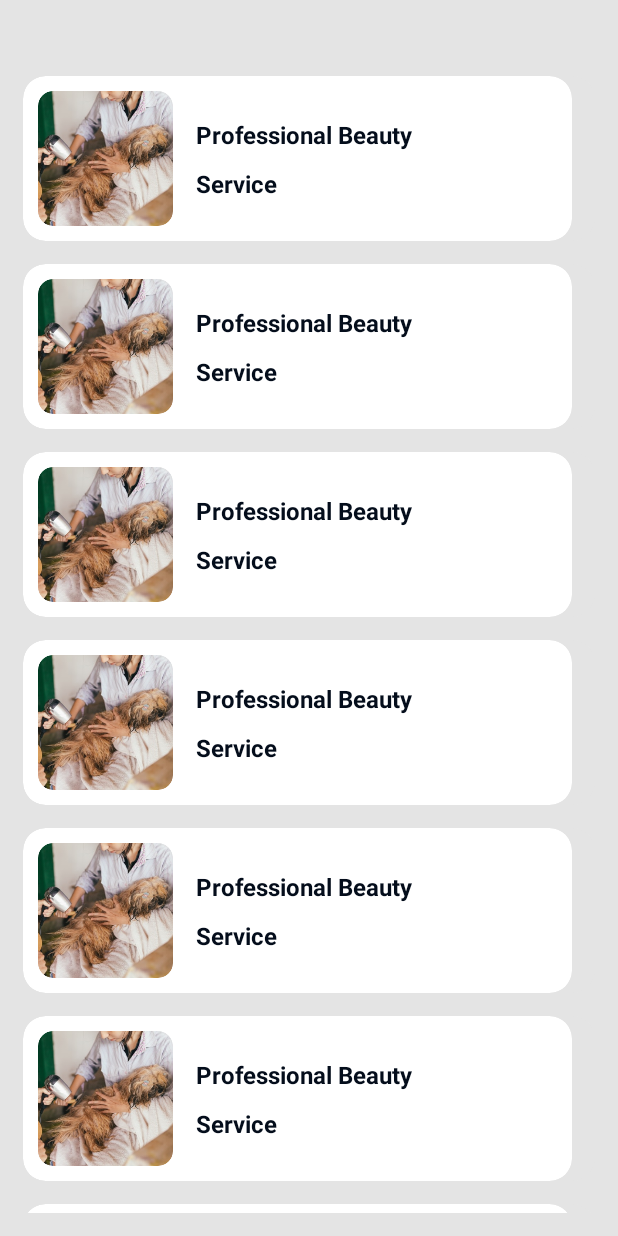
After one commit to mehedii-hassan/Petpat, an Android app: the fragment ManageServicesFragment shown on its own in the app's theme, on a phone screen of 412 x 824 dp. The commit adds this screen. Run offline under Robolectric (Android 15) with nearby library versions, the phone set to English and light mode, and no system bars; our stand-ins replace data binding.

```diff
--- /dev/null
+++ b/app/src/main/java/com/example/petpatandroidappdemo/adapters/MyServicesAdapter.kt
@@ -0,0 +1,50 @@
+package com.example.petpatandroidappdemo.adapters
+
+import android.view.LayoutInflater
+import android.view.View
+import android.view.ViewGroup
+import android.widget.Toast
+import androidx.recyclerview.widget.RecyclerView
+import androidx.recyclerview.widget.RecyclerView.ViewHolder
+import com.example.petpatandroidappdemo.databinding.RvBeautyServiceItemBinding
+import com.example.petpatandroidappdemo.databinding.RvManageServicesItemDesignBinding
+import com.example.petpatandroidappdemo.databinding.RvProductsItemDesignBinding
+import com.example.petpatandroidappdemo.databinding.RvReviewItemDesignBinding
+import com.example.petpatandroidappdemo.databinding.RvServicesItemDesignBinding
+
+class MyServicesAdapter(private val list: ArrayList<Int>) :
+    RecyclerView.Adapter<MyServicesAdapter.MyServiceViewHolder>() {
+
+
+    override fun onCreateViewHolder(parent: ViewGroup, viewType: Int): MyServiceViewHolder {
+        val binding = RvManageServicesItemDesignBinding
+            .inflate(LayoutInflater.from(parent.context), parent, false)
+        return MyServiceViewHolder(binding)
+    }
+
+    override fun getItemCount(): Int {
+        return list.size
+    }
+
+
+    override fun onBindViewHolder(holder: MyServiceViewHolder, position: Int) {
+        // val item = items[position]
+        // Set the image for the ImageView
+        //holder.imageView.setImageResource(item.imageResource)
+
+        // Set the click listener for the delete button
+        holder.binding.cvTrash.setOnClickListener {
+            // Delete the item from the list
+            list.removeAt(position)
+            notifyItemRemoved(position)
+        }
+
+    }
+
+
+    inner class MyServiceViewHolder(val binding: RvManageServicesItemDesignBinding) :
+        ViewHolder(binding.root) {
+
+    }
+
+}
--- a/app/src/main/java/com/example/petpatandroidappdemo/ui/adapters/ProductsAdapter.kt
+++ b/app/src/main/java/com/example/petpatandroidappdemo/adapters/ProductsAdapter.kt
@@ -1,4 +1,4 @@
-package com.example.petpatandroidappdemo.ui.adapters
+package com.example.petpatandroidappdemo.adapters
 
 import android.view.LayoutInflater
 import android.view.View
--- a/app/src/main/java/com/example/petpatandroidappdemo/ui/adapters/ServicesAdapter.kt
+++ b/app/src/main/java/com/example/petpatandroidappdemo/adapters/ServicesAdapter.kt
@@ -1,4 +1,4 @@
-package com.example.petpatandroidappdemo.ui.adapters
+package com.example.petpatandroidappdemo.adapters
 
 import android.view.LayoutInflater
 import android.view.View
--- a/app/src/main/java/com/example/petpatandroidappdemo/ui/fragments/CarDetailsFragment.kt
+++ b/app/src/main/java/com/example/petpatandroidappdemo/ui/fragments/CarDetailsFragment.kt
@@ -11,9 +11,9 @@ import com.denzcoskun.imageslider.models.SlideModel
 import com.example.petpatandroidappdemo.R
 import com.example.petpatandroidappdemo.databinding.FragmentBranchDetailsBinding
 import com.example.petpatandroidappdemo.databinding.FragmentCarDetailsBinding
-import com.example.petpatandroidappdemo.ui.adapters.ProductsAdapter
-import com.example.petpatandroidappdemo.ui.adapters.ReviewAndRatingAdapter
-import com.example.petpatandroidappdemo.ui.adapters.ServicesAdapter
+import com.example.petpatandroidappdemo.adapters.ProductsAdapter
+import com.example.petpatandroidappdemo.adapters.ReviewAndRatingAdapter
+import com.example.petpatandroidappdemo.adapters.ServicesAdapter
 import com.google.android.gms.maps.CameraUpdateFactory
 import com.google.android.gms.maps.GoogleMap
 import com.google.android.gms.maps.OnMapReadyCallback
--- /dev/null
+++ b/app/src/main/java/com/example/petpatandroidappdemo/ui/fragments/ManageServicesFragment.kt
@@ -0,0 +1,75 @@
+package com.example.petpatandroidappdemo.ui.fragments
+
+
+import android.os.Bundle
+import android.util.Log
+
+import androidx.fragment.app.Fragment
+import android.view.LayoutInflater
+import android.view.View
+import android.view.ViewGroup
+import androidx.recyclerview.widget.ItemTouchHelper
+import androidx.recyclerview.widget.LinearLayoutManager
+import androidx.recyclerview.widget.RecyclerView
+import com.example.petpatandroidappdemo.R
+import com.example.petpatandroidappdemo.databinding.FragmentManageServicesBinding
+import com.example.petpatandroidappdemo.adapters.MyServicesAdapter
+
+
+class ManageServicesFragment : Fragment() {
+
+
+    private lateinit var binding: FragmentManageServicesBinding
+    override fun onCreateView(
+        inflater: LayoutInflater, container: ViewGroup?,
+        savedInstanceState: Bundle?
+    ): View {
+        binding = FragmentManageServicesBinding.inflate(layoutInflater, container, false)
+        return binding.root
+    }
+
+    override fun onViewCreated(view: View, savedInstanceState: Bundle?) {
+        val servicesList = ArrayList<Int>()
+        servicesList.add(R.drawable.image)
+        servicesList.add(R.drawable.image)
+        servicesList.add(R.drawable.image)
+        servicesList.add(R.drawable.image)
+        servicesList.add(R.drawable.image)
+        servicesList.add(R.drawable.image)
+        servicesList.add(R.drawable.image)
+        servicesList.add(R.drawable.image)
+        servicesList.add(R.drawable.image)
+
+        val adapter = MyServicesAdapter(servicesList)
+        binding.rvManageServices.layoutManager = LinearLayoutManager(view.context)
+        binding.rvManageServices.adapter = adapter
+
+        val itemTouchHelper = ItemTouchHelper(object :
+            ItemTouchHelper.SimpleCallback(0, ItemTouchHelper.LEFT) {
+            override fun onMove(
+                recyclerView: RecyclerView,
+                viewHolder: RecyclerView.ViewHolder,
+                target: RecyclerView.ViewHolder
+            ): Boolean {
+                return false
+            }
+
+            override fun onSwiped(viewHolder: RecyclerView.ViewHolder, direction: Int) {
+                if (direction == ItemTouchHelper.LEFT) {
+                    // Handle left swipe (e.g., do nothing or show options)
+                    Log.e("TAG", "left $direction")
+                    val itemViewHolder = viewHolder as MyServicesAdapter.MyServiceViewHolder
+                    //itemViewHolder.deleteButton.visibility = View.VISIBLE
+                    itemViewHolder.binding.cvTrash.visibility = View.VISIBLE
+                }
+                // Reset the visibility of the delete button after swiping
+                val itemViewHolder = viewHolder as MyServicesAdapter.MyServiceViewHolder
+                itemViewHolder.binding.cvTrash.visibility = View.INVISIBLE
+            }
+            // Let's draw our delete view
+
+        })
+        itemTouchHelper.attachToRecyclerView(binding.rvManageServices)
+    }
+
+}
--- a/app/src/main/java/com/example/petpatandroidappdemo/ui/fragments/ServiceDetailsFragment.kt
+++ b/app/src/main/java/com/example/petpatandroidappdemo/ui/fragments/ServiceDetailsFragment.kt
@@ -11,8 +11,8 @@ import com.denzcoskun.imageslider.models.SlideModel
 import com.example.petpatandroidappdemo.R
 import com.example.petpatandroidappdemo.databinding.FragmentBranchDetailsBinding
 import com.example.petpatandroidappdemo.databinding.FragmentServiceDetailsBinding
-import com.example.petpatandroidappdemo.ui.adapters.BeautyServiceAdapter
-import com.example.petpatandroidappdemo.ui.adapters.ServicesAdapter
+import com.example.petpatandroidappdemo.adapters.BeautyServiceAdapter
+import com.example.petpatandroidappdemo.adapters.ServicesAdapter
 
 
 class ServiceDetailsFragment : Fragment() {
--- a/app/src/main/res/layout/fragment_blank.xml
+++ b/app/src/main/res/layout/fragment_blank.xml
@@ -5,10 +5,6 @@
     android:layout_height="match_parent"
     tools:context=".ui.fragments.BlankFragment">
 
-    <!-- TODO: Update blank fragment layout -->
-    <TextView
-        android:layout_width="match_parent"
-        android:layout_height="match_parent"
-        android:text="@string/hello_blank_fragment" />
+
 
 </FrameLayout>
--- /dev/null
+++ b/app/src/main/res/layout/fragment_manage_services.xml
@@ -0,0 +1,24 @@
+<?xml version="1.0" encoding="utf-8"?>
+<layout xmlns:android="http://schemas.android.com/apk/res/android"
+    xmlns:tools="http://schemas.android.com/tools">
+
+    <data>
+
+    </data>
+
+    <FrameLayout
+        android:layout_width="match_parent"
+        android:layout_height="match_parent"
+        android:background="#E4E4E4"
+        android:padding="15dp"
+        tools:context=".ui.fragments.ManageServicesFragment">
+
+        <androidx.recyclerview.widget.RecyclerView
+            android:id="@+id/rvManageServices"
+            android:layout_width="match_parent"
+            android:layout_height="match_parent"
+            android:layout_marginTop="20dp"
+            tools:listitem="@layout/rv_manage_services_item_design" />
+
+    </FrameLayout>
+</layout>
--- a/app/src/main/res/layout/rv_manage_services_item_design.xml
+++ b/app/src/main/res/layout/rv_manage_services_item_design.xml
@@ -10,6 +10,7 @@
         android:id="@+id/topContainer"
         android:layout_width="match_parent"
         android:layout_height="wrap_content"
+        android:layout_marginTop="15dp"
         app:cardBackgroundColor="#E4E4E4"
         app:cardCornerRadius="15dp"
         app:cardElevation="0dp">
@@ -96,7 +97,7 @@
                 android:id="@+id/cvTrash"
                 android:layout_width="80dp"
                 android:layout_height="0dp"
-                android:visibility="visible"
+                android:visibility="gone"
                 app:cardBackgroundColor="#FFF3F3"
                 app:cardCornerRadius="15dp"
                 app:cardElevation="0dp"
--- a/app/src/main/res/navigation/nav_graph.xml
+++ b/app/src/main/res/navigation/nav_graph.xml
@@ -3,7 +3,7 @@
     xmlns:app="http://schemas.android.com/apk/res-auto"
     xmlns:tools="http://schemas.android.com/tools"
     android:id="@+id/nav_graph"
-    app:startDestination="@id/branchDetailsFragment">
+    app:startDestination="@+id/branchDetailsFragment">
 
     <fragment
         android:id="@+id/branchDetailsFragment"
```
Also changed, not shown: app/build.gradle (+2 -5 lines), app/src/main/java/com/example/petpatandroidappdemo/adapters/BeautyServiceAdapter.kt (renamed from app/src/main/java/com/example/petpatandroidappdemo/ui/adapters/ReviewAndRatingAdapter.kt, +10 -9 lines), app/src/main/java/com/example/petpatandroidappdemo/adapters/ReviewAndRatingAdapter.kt (renamed from app/src/main/java/com/example/petpatandroidappdemo/ui/adapters/BeautyServiceAdapter.kt, +9 -10 lines), app/src/main/java/com/example/petpatandroidappdemo/ui/fragments/BranchDetailsFragment.kt (+3 -5 lines), app/src/main/java/com/example/petpatandroidappdemo/utils/SwipeToDeleteCallback.kt (added, +36 -0 lines), app/src/main/res/drawable/shopping_cart.xml (added, +34 -0 lines), app/src/main/res/layout/fragment_branch_details.xml (+38 -2 lines), app/src/main/res/navigation/home_service_management_nav_graph.xml (added, +13 -0 lines), app/src/main/res/drawable/shopping_cart.png (deleted).
